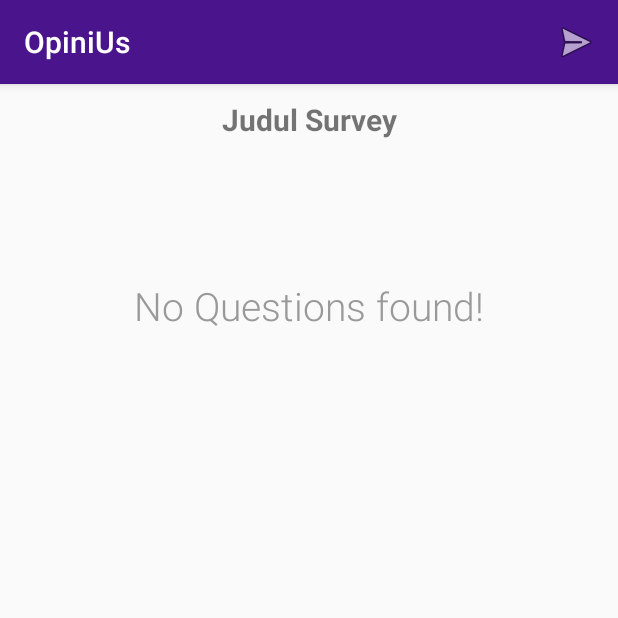
After one commit to adreybr/OpiniUs, an Android app: the FillSurvey screen opened directly, with no data from a screen before it, on a phone screen of 412 x 824 dp, the top half of it. The commit adds this screen. Run offline under Robolectric (Android 15) with nearby library versions, the phone set to English and light mode, and no system bars; libraries missing offline, so code that uses them is left out: org.chalup.microorm; 1 statement that could not run was skipped.

Commit message:
- NEW FEATURE SURVEY LIST (DANY)

```diff
--- a/app/src/main/AndroidManifest.xml
+++ b/app/src/main/AndroidManifest.xml
@@ -20,8 +20,6 @@
             android:name=".view.QuestionList"
             android:label="List Pertanyaan"
             android:parentActivityName=".view.MainActivity" />
-
-
         <activity
             android:name=".view.questionForm.FormShortAnswerActivity"
             android:label="Isian Singkat"
@@ -34,11 +32,10 @@
             android:name=".view.questionForm.FormMultipleAnswerActivity"
             android:label="Pilih Banyak"
             android:parentActivityName=".view.QuestionList" />
-
         <activity
             android:name=".view.ViewSurveyActivity"
             android:parentActivityName=".view.MainActivity" />
-
+        <activity android:name=".FillSurvey"></activity>
     </application>
 
 </manifest>
--- /dev/null
+++ b/app/src/main/java/com/example/android/opinius/FillSurvey.java
@@ -0,0 +1,140 @@
+package com.example.android.opinius;
+
+import android.content.Intent;
+import android.database.Cursor;
+import android.database.sqlite.SQLiteDatabase;
+import android.support.v7.app.AppCompatActivity;
+import android.os.Bundle;
+import android.support.v7.widget.LinearLayoutManager;
+import android.support.v7.widget.RecyclerView;
+import android.util.Log;
+import android.view.Menu;
+import android.view.MenuItem;
+import android.view.View;
+import android.widget.RadioButton;
+import android.widget.RadioGroup;
+import android.widget.TextView;
+
+import com.example.android.opinius.adapter.QuestionListRecyclerAdapter;
+import com.example.android.opinius.database.SurveyDBHelper;
+import com.example.android.opinius.model.question.Question;
+import com.example.android.opinius.view.MainActivity;
+import com.example.android.opinius.view.ViewSurveyActivity;
+
+import org.chalup.microorm.MicroOrm;
+
+import java.util.List;
+
+public class FillSurvey extends AppCompatActivity {
+    private SurveyDBHelper mHelper;
+    private RecyclerView mQuestionListView;
+    private QuestionListRecyclerAdapter mAdapter;
+    private TextView mJudulSurvey;
+    private RadioGroup radioGroup;
+    private RadioButton radioButton;
+    private String textJudul;
+    private List<Question> questions;
+    private TextView noQuestionsView;
+
+    @Override
+    protected void onCreate(Bundle savedInstanceState) {
+        super.onCreate(savedInstanceState);
+        setContentView(R.layout.activity_fill_survey);
+
+
+        mHelper = new SurveyDBHelper(this);
+        mQuestionListView = (RecyclerView) findViewById(R.id.question_list);
+        noQuestionsView = (TextView) findViewById(R.id.empty_questions_view);
+        mJudulSurvey = (TextView) findViewById(R.id.survey_title);
+
+        Intent intent = getIntent();
+        textJudul = intent.getStringExtra("surveyTarget");
+        Log.d("FILL SURVEY", "onCreate: " + textJudul);
+        if (textJudul != null) {
+            mJudulSurvey.setText(textJudul);
+        }
+
+        updateUI();
+        toggleEmptyQuestion();
+
+    }
+
+    @Override
+    public boolean onCreateOptionsMenu(Menu menu) {
+        getMenuInflater().inflate(R.menu.menu_fill_survey, menu);
+        return super.onCreateOptionsMenu(menu);
+    }
+
+    @Override
+    public boolean onOptionsItemSelected(MenuItem item) {
+        switch (item.getItemId()) {
+            case R.id.submit_survey:
+                submitSurvey();
+
+                return true;
+            default:
+                return super.onOptionsItemSelected(item);
+        }
+    }
+
+    private void submitSurvey() {
+
+
+        Intent replyIntent = new Intent();
+        setResult(RESULT_OK, replyIntent);
+        finish();
+    }
+
+    private void updateNote(String answer, int position) {
+        SQLiteDatabase db = mHelper.getWritableDatabase();
+        Question q = questions.get(position);
+        // updating note text
+        q.setAnswer(answer);
+
+        // updating note in db
+        mHelper.updateQuestion(q);
+
+        // refreshing the list
+        questions.set(position, q);
+        mAdapter.notifyItemChanged(position);
+
+        toggleEmptyQuestion();
+    }
+
+    private void toggleEmptyQuestion() {
+
+        // you can check notesList.size() > 0
+        if (questions.size() > 0) {
+            noQuestionsView.setVisibility(View.GONE);
+        } else {
+            noQuestionsView.setVisibility(View.VISIBLE);
+        }
+
+    }
+
+    public void updateUI() {
+        SQLiteDatabase mDB = mHelper.getReadableDatabase();
+        String whereClause = Question.COLUMN_SURVEY_TITLE + " = ?";
+        String[] whereArgs = new String[]{mJudulSurvey.getText().toString()};
+        Cursor cursor = mDB.query(Question.TABLE,
+                new String[]{Question.COLUMN_ID,
+                        Question.COLUMN_SURVEY_TITLE,
+                        Question.COLUMN_QUESTION,
+                        Question.COLUMN_ANSWER_LIST,
+                        Question.COLUMN_QUESTION_TYPE,
+                        Question.COLUMN_ANSWER},
+                whereClause, whereArgs, null, null, null);
+        if (cursor.getCount() != 0) {
+            MicroOrm uOrm = new MicroOrm();
+            questions = uOrm.listFromCursor(cursor, Question.class);
+
+            mAdapter = new QuestionListRecyclerAdapter(this, questions);
+            mQuestionListView.setAdapter(mAdapter);
+            mQuestionListView.setLayoutManager(new LinearLayoutManager(this));
+
+        }
+        cursor.close();
+        mDB.close();
+    }
+
+}
--- a/app/src/main/java/com/example/android/opinius/adapter/QuestionListRecyclerAdapter.java
+++ b/app/src/main/java/com/example/android/opinius/adapter/QuestionListRecyclerAdapter.java
@@ -1,6 +1,7 @@
 package com.example.android.opinius.adapter;
 
 import android.content.Context;
+import android.database.Cursor;
 import android.support.annotation.NonNull;
 import android.support.v7.widget.CardView;
 import android.support.v7.widget.RecyclerView;
--- a/app/src/main/java/com/example/android/opinius/view/SurveyListAdapter.java
+++ b/app/src/main/java/com/example/android/opinius/adapter/SurveyListAdapter.java
@@ -1,4 +1,4 @@
-package com.example.android.opinius.view;
+package com.example.android.opinius.adapter;
 
 import android.content.Context;
 import android.support.v7.widget.RecyclerView;
@@ -43,7 +43,7 @@ public class SurveyListAdapter extends
 
         SurveyViewHolder(View itemView, SurveyListAdapter mAdapter) {
             super(itemView);
-            this.surveyItemView = (TextView) itemView.findViewById(R.id.survey);
+            this.surveyItemView = (TextView) itemView.findViewById(R.id.survey_title);
             this.mAdapter = mAdapter;
         }
     }
--- /dev/null
+++ b/app/src/main/res/layout/activity_fill_survey.xml
@@ -0,0 +1,41 @@
+<?xml version="1.0" encoding="utf-8"?>
+<RelativeLayout xmlns:android="http://schemas.android.com/apk/res/android"
+    xmlns:app="http://schemas.android.com/apk/res-auto"
+    xmlns:tools="http://schemas.android.com/tools"
+    android:layout_width="match_parent"
+    android:layout_height="match_parent"
+    android:orientation="vertical"
+    android:padding="@dimen/margin_default"
+    tools:context=".view.QuestionList">
+
+    <TextView
+        android:id="@+id/survey_title"
+        android:layout_width="match_parent"
+        android:layout_height="wrap_content"
+        android:layout_alignParentTop="true"
+        android:layout_gravity="center_horizontal"
+        android:layout_marginBottom="@dimen/margin_question_item"
+        android:gravity="center_horizontal"
+        android:text="Judul Survey"
+        android:textSize="@dimen/titleSize"
+        android:textStyle="bold" />
+
+    <android.support.v7.widget.RecyclerView
+        android:id="@+id/question_list"
+        android:layout_width="match_parent"
+        android:layout_height="match_parent"
+        android:layout_below="@id/survey_title" />
+
+    <TextView
+        android:id="@+id/empty_questions_view"
+        android:layout_width="wrap_content"
+        android:layout_height="wrap_content"
+        android:layout_centerHorizontal="true"
+        android:layout_marginTop="@dimen/margin_top_no_questions"
+        android:fontFamily="sans-serif-light"
+        android:text="@string/no_questions_found"
+        android:textColor="@color/msg_no_questions"
+        android:textSize="@dimen/msg_no_questions" />
+
+
+</RelativeLayout>
--- /dev/null
+++ b/app/src/main/res/menu/menu_fill_survey.xml
@@ -0,0 +1,11 @@
+<?xml version="1.0" encoding="utf-8"?>
+<menu xmlns:android="http://schemas.android.com/apk/res/android"
+    xmlns:app="http://schemas.android.com/apk/res-auto">
+
+    <item
+        android:id="@+id/submit_survey"
+        android:icon="@android:drawable/ic_menu_send"
+        android:title="@string/submit_survey"
+        app:showAsAction="always" />
+
+</menu>
--- a/app/src/main/res/values/dimens.xml
+++ b/app/src/main/res/values/dimens.xml
@@ -8,4 +8,5 @@
     <dimen name="margin_question_item">8sp</dimen>
     <dimen name="margin_top_no_questions">120dp</dimen>
     <dimen name="msg_no_questions">26sp</dimen>
+    <dimen name="survey_title">24sp</dimen>
 </resources>
--- a/app/src/main/res/values/strings.xml
+++ b/app/src/main/res/values/strings.xml
@@ -20,4 +20,6 @@
     <string name="add_choice">Add Choice</string>
     <string name="add_new_choice">Add new choice</string>
     <string name="msg_no_questions">No Active Survey found!</string>
+    <string name="submit_survey">Submit Survey</string>
+    <string name="no_questions_found">No Questions found!</string>
 </resources>
```
Also changed, not shown: app/src/main/java/com/example/android/opinius/adapter/SurveyAdapter.java (added, +62 -0 lines), app/src/main/java/com/example/android/opinius/database/SurveyDBHelper.java (+16 -2 lines), app/src/main/java/com/example/android/opinius/view/MainActivity.java (+60 -23 lines), app/src/main/java/com/example/android/opinius/view/QuestionList.java (+5 -3 lines), app/src/main/res/layout/survey_item.xml (+14 -2 lines).
